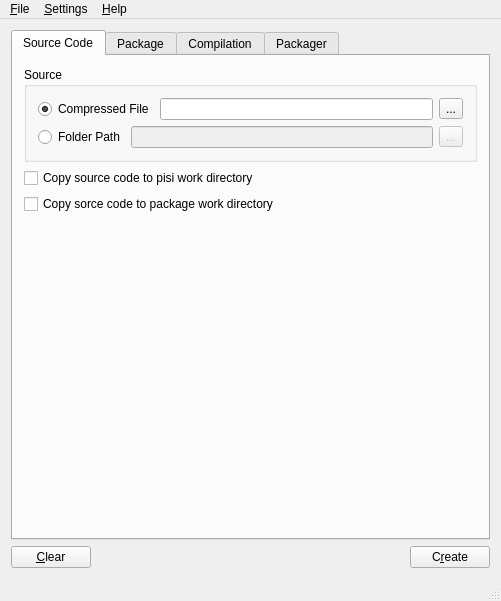
huseyinkozan/PiSiDo, file mainwindow.ui: the form before one commit.
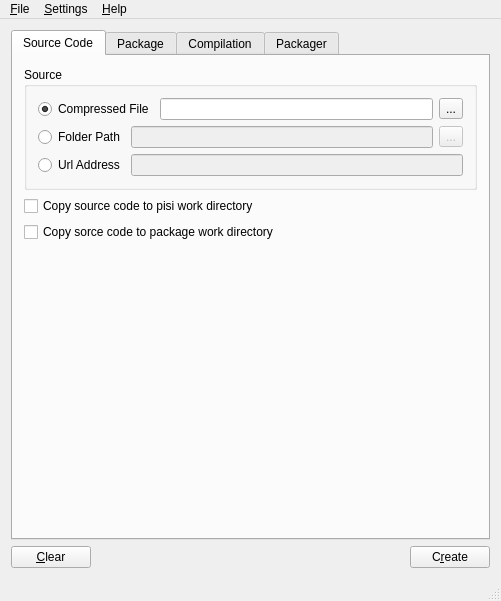
The form after the commit. The open tabs and pages were chosen to show the change.

```diff
--- a/mainwindow.ui
+++ b/mainwindow.ui
@@ -93,6 +93,24 @@
              </item>
             </layout>
            </item>
+           <item>
+            <layout class="QHBoxLayout" name="hl_url">
+             <item>
+              <widget class="QRadioButton" name="rb_src_url">
+               <property name="text">
+                <string>Url Address</string>
+               </property>
+              </widget>
+             </item>
+             <item>
+              <widget class="QLineEdit" name="le_src_url">
+               <property name="enabled">
+                <bool>false</bool>
+               </property>
+              </widget>
+             </item>
+            </layout>
+           </item>
           </layout>
          </widget>
         </item>
```
Left out of the diff: 147 changed lines with no effect on the pictures.
